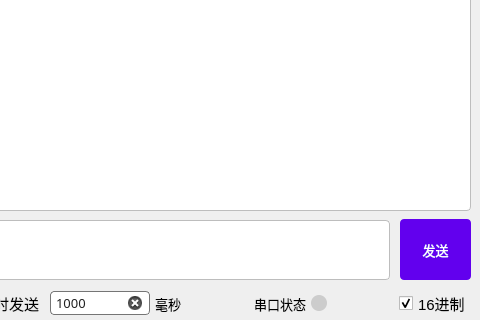
The window that mainwindow.ui (AndroidCoderPeng/serial_port_debugger) describes before a commit, drawn with Qt 5; both pictures show x 320 to 800 and y 280 to 600 of the 800 by 600 pixel window.
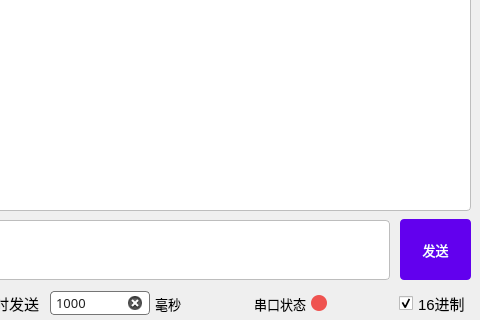
The same window after the commit.

Commit message: refactor(mainwindow): 重构串口连接逻辑并优化界面显示- 合并 disabledCombox 和 enabledCombox 方法，统一为 updateComboxState - 新增 updateConnectState 方法，用于更新连接状态显示 - 修改串口连接和断开逻辑，调用新的状态更新方法 - 调整界面样式，使用 QSS 为 QLabel 设置样式

```diff
--- a/mainwindow.ui
+++ b/mainwindow.ui
@@ -556,8 +556,7 @@
         </size>
        </property>
        <property name="styleSheet">
-        <string notr="true">background-color: rgb(204, 204, 204);
-border-radius: 8px;</string>
+        <string notr="true">QLabel {background-color:#EF5350;border-radius:8px}</string>
        </property>
        <property name="text">
         <string/>
```
The commit also changes 2 other files.
